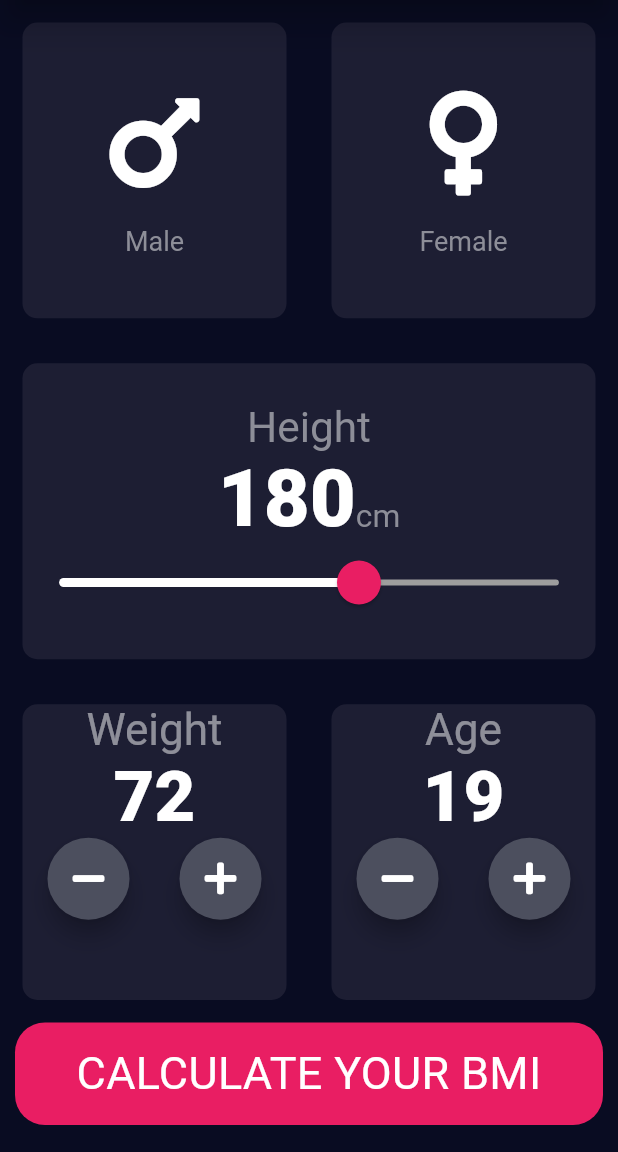
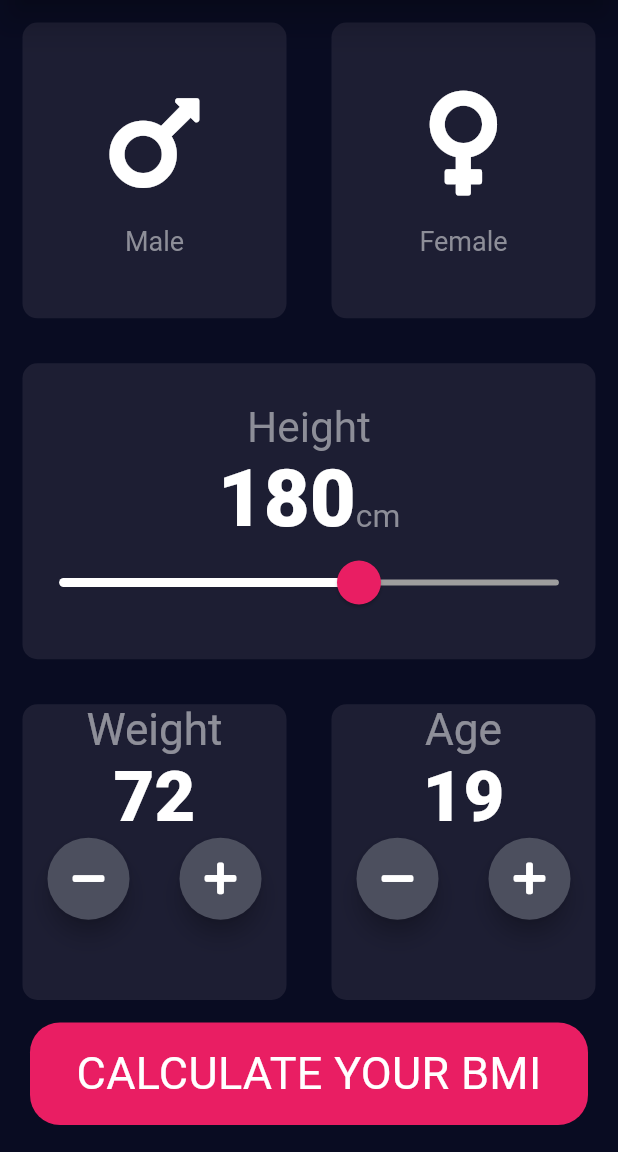
Before and after one commit to KawsarJamil/bmi_calculator, a Flutter app: the screen it shows after launch, on a phone screen of 412 x 824 dp, the part 84-1236 px from its top. Run offline on Flutter 3.47's test engine with Material 2 defaults, Android fonts, the phone set to English and light mode, and no system bars; our stand-ins replace flutter_screenutil, font_awesome_flutter.

```diff
--- a/lib/inputpage.dart
+++ b/lib/inputpage.dart
@@ -284,7 +284,7 @@ class _InputPageState extends State<InputPage> {
               );
             },
             child: Padding(
-              padding: const EdgeInsets.only(bottom: 18.0, left: 10, right: 10),
+              padding: const EdgeInsets.only(bottom: 18.0, left: 20, right: 20),
               child: Container(
                 decoration: BoxDecoration(
                     color: Colors.pink,
```
Also changed, not shown: 5 other files.
